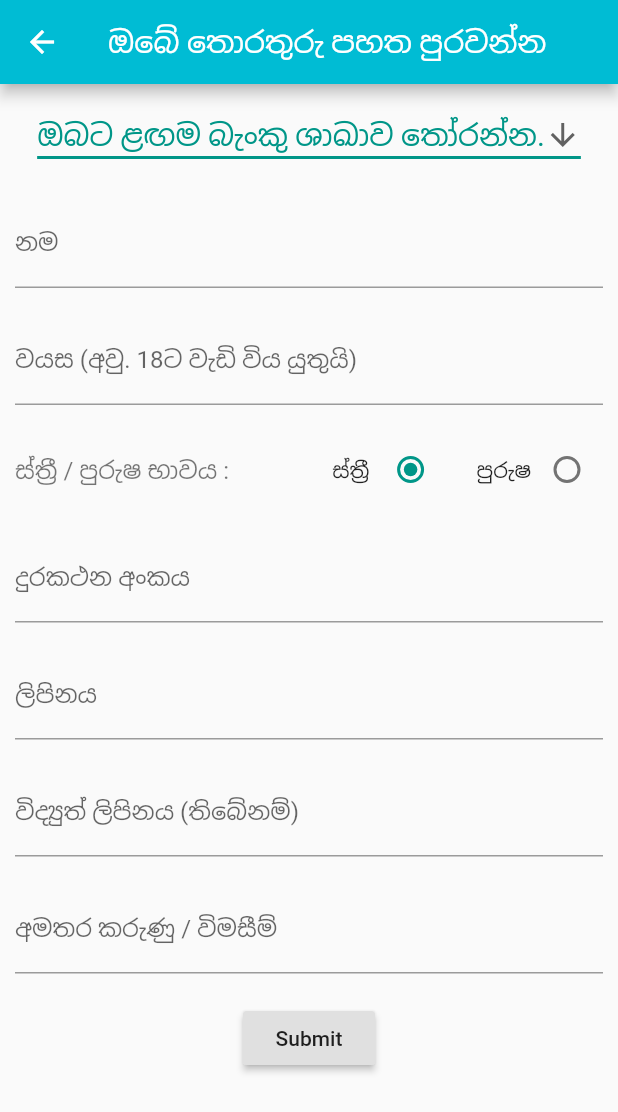
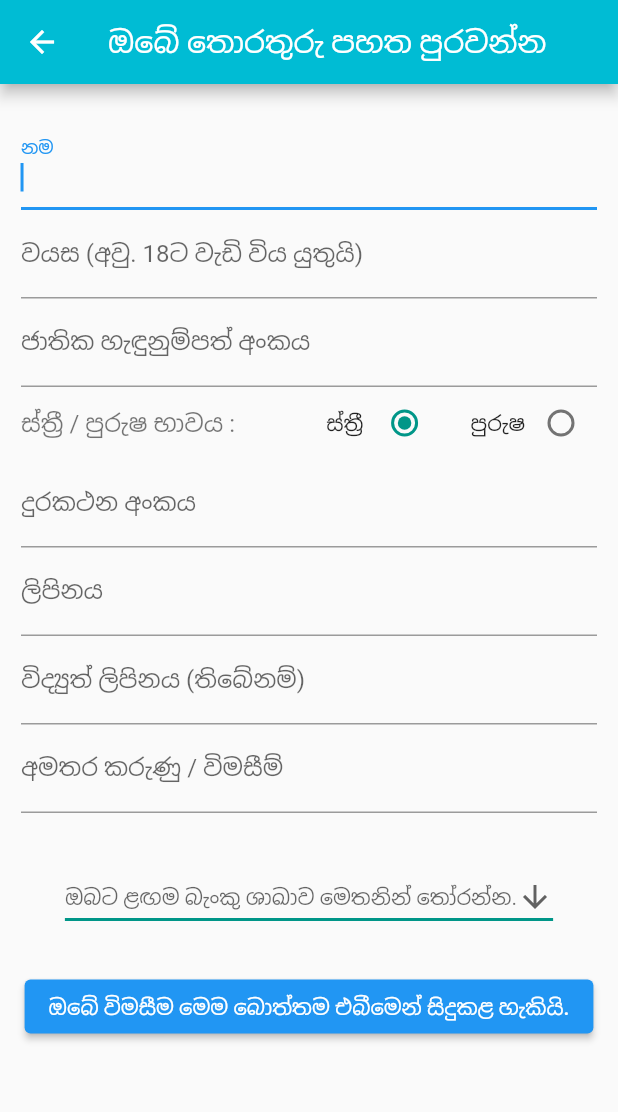
Before and after one commit to BlueZoft/HetarataFrontend, a Flutter app: the DisplayView screen opened directly with sample values from the repository, after a tap on "මෙම මූල්‍ය පහසුකම පිළිබඳ විමසීමට පිවිසෙන", on a phone screen of 412 x 824 dp. Shown: the top 1112 px of the screen. Run offline on Flutter 3.47's test engine with Material 2 defaults, Android fonts, the light colour scheme and no system bars; accounts and stored records are empty.

Commit message:
Third Commit 2022 March 19

```diff
--- a/lib/Btn1tap.dart
+++ b/lib/Btn1tap.dart
@@ -1,4 +1,3 @@
-import 'package:flutter/cupertino.dart';
 import 'package:flutter/material.dart';
 import 'loanData.dart';
 import 'LoanCard.dart';
--- a/lib/CustomerForm.dart
+++ b/lib/CustomerForm.dart
@@ -1,15 +1,6 @@
-import 'package:flutter/cupertino.dart';
+
 import 'package:flutter/material.dart';
 
-
-class CustomerForm extends StatefulWidget {
-  @override
-  CustomerFormState createState() {
-    return CustomerFormState();
-  }
-}
-
-class CustomerFormState extends State<CustomerForm> {
 
 String _name;
 String _age;
@@ -19,158 +10,150 @@ class CustomerFormState extends State<CustomerForm> {
 String _email;
 String _inquiry;
 
+// For the specific loan they looked at
+String _loaninterest;
+
+
+class CustomerForm extends StatefulWidget {
+  const CustomerForm({Key key}) : super(key: key);
+  @override
+  CustomerFormState createState() {
+    return CustomerFormState();
+
+  }}
+
+class CustomerFormState extends State<CustomerForm> {
   final _formKey = GlobalKey<FormState>();
 
-  String dropdownValue = 'ඔබට ළඟම බැංකු ශාඛාව තෝරන්න.';
-  int group = 1;
+  @override
+  Widget build(BuildContext context) {
 
-
-  Widget _buildname(){
-    return TextFormField(
-        decoration: InputDecoration(labelText: 'නම'),
-        validator: (String value) {
+    return Form(
+      key: _formKey,
+      child: Column(
+        children: <Widget>[
+          TextFormField(
+            autofocus: true,
+              decoration: InputDecoration(
+                  labelText: 'නම'),
+              validator: (value) {
                 if (value.isEmpty) {
-            return 'කරුණාකර තොරතුරු ඇතුළු කරන්න';}
+                  return 'මෙම තොරතුරු අවශ්‍යයි';}
                 else if(value.length < 4) {
                   return 'ඔබ යෙදූ නම කෙටි වැඩි ය.';}
-          return null;
-          },
+                return null;},
               onSaved: (String value) {
-          _name = value;
-    },
-    );
-  }
-  Widget _buildage(){
-    return TextFormField(
+                _name = value; }),
+
+          TextFormField(
             decoration: InputDecoration(
-            labelText: 'වයස (අවු. 18ට වැඩි විය යුතුයි)'
-        ),
-        validator: (String value) {
+                labelText: 'වයස (අවු. 18ට වැඩි විය යුතුයි)'),
+            validator: (value1) {
               int vAlue;
-          vAlue = int.parse(value);
-          if (value.isEmpty) {
-            return 'කරුණාකර තොරතුරු ඇතුළු කරන්න';}
+              vAlue = int.parse(value1);
+              if (value1.isEmpty) {
+                return 'මෙම තොරතුරු අවශ්‍යයි';}
               else if (vAlue<18 || vAlue > 99) {
-            return 'Please enter valid age ane';}
+                return 'වලංගු වයසක් ඇතුළත් කරන්න';}
               else {
                 return null;}},
-          onSaved: (String value) {
-          _age = value;
-        }
-    );
-  }
-  Widget _buildsex(){
-    return Row(
+            onSaved: (value1) {
+              _age = value1; },),
+
+          TextFormField(
+            decoration: InputDecoration(
+                labelText: 'ජාතික හැඳුනුම්පත් අංකය'),
+            validator: (value1) {
+              int vAlue;
+              vAlue = int.parse(value1);
+              if (value1.isEmpty) {
+                return 'මෙම තොරතුරු අවශ්‍යයි';}
+              else if (vAlue<18 || vAlue > 99) {
+                return 'වලංගු වයසක් ඇතුළත් කරන්න';}
+              else {
+                return null;}},
+            onSaved: (value1) {
+              _age = value1; },),
+
+          Row(
             children:[
               Expanded(
                 child:Text('ස්ත්‍රී / පුරුෂ භාවය :',
                   style: TextStyle(
                       color: Colors.black54,
-                fontSize: 16.0),),
-        ),
-
+                      fontSize: 16.0),),),
               Text('ස්ත්‍රී '),
               Radio(
                 value: 1,
-          groupValue: group,
+                groupValue:1,
                 activeColor: Colors.teal,
                 onChanged: (val){
                   setState(() {
-              group = val;});},
-        ),
+                    val = 1;});},),
               SizedBox(width: 20.0),
               Text('පුරුෂ'),
               Radio(
                 value: 2,
-          groupValue:group,
+                groupValue:1,
                 activeColor: Colors.teal,
                 onChanged: (val){
                   setState(() {
-              group = val;});},
-        ),
-      ],
-    );
-  }
-  Widget _buildtelephone(){
-    return TextFormField(
+                    val = 2;});},),],),
+
+          TextFormField(
             decoration: InputDecoration(
                 labelText: 'දුරකථන අංකය'),
-        validator: (value) {
+            validator: (value2) {
               String patttern = r'(^([0-9]{10}$)';
               RegExp regExp = new RegExp(patttern);
-          if (value.length == 0) {
-            return 'Please enter mobile number';
-          }
-          else if (!regExp.hasMatch(value)) {
-            return 'Please enter valid mobile number';
-          }
+              if (value2.length == 0) {
+                return 'මෙම තොරතුරු අවශ්‍යයි';}
+              else if (!regExp.hasMatch(value2)) {
+                return 'ඉලක්කම් 10ක් සහිත 0න් ආරම්භ වන වලංගු දුරකථන අංකයක් ඇතුළත් කරන්න';}
               else {
                 return null;}},
-        onSaved: (String value) {
-      _telephone = value;
-    }
-    );
-  }
-  Widget _buildaddress(){
-    return TextFormField(
+            onSaved: (value2) {
+              _telephone = value2; },),
+
+          TextFormField(
               decoration: InputDecoration(
                   labelText: 'ලිපිනය'),
-        validator: (value) {
-          if (value.isEmpty) {
-            return 'කරුණාකර තොරතුරු ඇතුළු කරන්න';
-          }
+              validator: (value3) {
+                if (value3.isEmpty) {
+                  return 'කරුණාකර තොරතුරු ඇතුළු කරන්න';}
                 else {
                   return null;}},
-        onSaved: (String value) {
-          _address = value;
-        }
-    );
-  }
-  Widget _buildemail(){
-    return TextFormField(
+              onSaved: (String value3) {
+                _address = value3;}),
+
+          TextFormField(
               decoration: InputDecoration(
                   labelText: 'විද්‍යුත් ලිපිනය (තිබේනම්)'),
-        validator: (value) {
-          if (value.isEmpty) {
-            return 'කරුණාකර තොරතුරු ඇතුළු කරන්න';
-          }
-          else {
-            return null;}},
-        onSaved: (String value) {
-          _email = value;
-        }
-    );
-  }
+              keyboardType: TextInputType.emailAddress,
+              validator: (value4) {if (value4.isEmpty) {
+                return "Enter email address";}
+              String p = "[a-zA-Z0-9\+\.\_\%\-\+]{1,256}" +
+                  "\\@" + "[a-zA-Z0-9][a-zA-Z0-9\\-]{0,64}" + "(" + "\\." +
+                  "[a-zA-Z0-9][a-zA-Z0-9\\-]{0,25}" + ")+";
+              RegExp regExp = new RegExp(p);
+              if (regExp.hasMatch(value4)) {
+                return null;}
+              else
+                return 'Email is not valid';},
+              onSaved: (value4) {
+                _email = value4;}),
 
-  Widget _buildinquiry(){
-    return TextFormField(
+          TextFormField(
               decoration: InputDecoration(
                   labelText: 'අමතර කරුණු / විමසීම්'),
-        onSaved: (String value) {
-          _inquiry = value;
-        }
+              onSaved: (value5) {
+                _inquiry = value5;}),
 
-    );
-  }
-  @override
-  Widget build(BuildContext context) {
+      Padding(
+        padding: const EdgeInsets.fromLTRB(0, 22, 0, 10),),
 
-    return Scaffold(
-      appBar: AppBar(
-          title: Text('ඔබේ තොරතුරු පහත පුරවන්න',
-            style: TextStyle(
-            fontSize: (20.0),),),
-          centerTitle: true,
-          backgroundColor: Colors.cyan,
-          shadowColor: Colors.tealAccent[50] ),
-      body:SingleChildScrollView(
-        child: Padding(
-          padding: const EdgeInsets.all(10.0),
-          child: Form(key: _formKey,
-            child: Column(
-                children: <Widget>[
           DropdownButton<String>(
-                      value: dropdownValue,
+              hint:Text ('ඔබට ළඟම බැංකු ශාඛාව මෙතනින් තෝරන්න.'),
               icon: Icon(Icons.arrow_downward),
               iconSize: 24,
               elevation: 16,
@@ -180,49 +163,32 @@ class CustomerFormState extends State<CustomerForm> {
                 color: Colors.teal,),
               onChanged: (String newValue) {
                 setState(() {
-                          dropdownValue = newValue;});
-                        },
-                      items: <String>['ඔබට ළඟම බැංකු ශාඛාව තෝරන්න.','Akkaraipattu', 'Agarapathana', 'Matara', 'Colombo','Anuradapura','havelock town','kochchi','ayyo','salaryyyy','balamu mokada wenne','deyiyandara','dewundara','nagarabada','haal pol','sirikurusa','wanaatha']
+                });},
+              //
+              items: <String>['Akkaraipattu', 'Agarapathana', 'Matara', 'Colombo','Anuradapura','havelock town','kochchi','ayyo','salaryyyy','balamu mokada wenne','deyiyandara','dewundara','nagarabada','haal pol','sirikurusa','wanaatha']
                   .map<DropdownMenuItem<String>>((String value) {
                     return DropdownMenuItem<String>(
                     value: value,
                     child: Text(value,
                       style: TextStyle(
-                                      fontSize: 20.0),
-                                  textAlign: TextAlign.center,));
+                          fontSize: 20.0), textAlign: TextAlign.center,));
               }).toList()),
-                  SizedBox(height:19.0),
-                  _buildname(),
-                  SizedBox(height:19.0),
-                  _buildage(),
-                  SizedBox(height:19.0),
-                  _buildsex(),
-                  SizedBox(height:19.0),
-                  _buildtelephone(),
-                  SizedBox(height:19.0),
-                  _buildaddress(),
-                  SizedBox(height:19.0),
-                  _buildemail(),
-                  SizedBox(height:19.0),
-                  _buildinquiry(),
-                  SizedBox(height:19.0),
-                  RaisedButton(
+
+
+          //
+          Padding(
+            padding: const EdgeInsets.fromLTRB(0, 25, 0, 0),),
+
+          ElevatedButton(
+
             onPressed: () {
-                      if (!_formKey.currentState.validate())
-                        return;
-                      else {
-                        Scaffold.of(context)
-                            .showSnackBar(SnackBar(content: Text('Processing Data')));
-                        _formKey.currentState.save();
-
-                      }
-
+              if (_formKey.currentState.validate()) {
+                ScaffoldMessenger.of(context).showSnackBar( SnackBar
+                  (content: Text("thorathuru"),duration: Duration(milliseconds: 900),),);}
               },
-                    child: Text('Submit'),),
-                ]
-            ),
-          ),
-        ),
+            child: Text('ඔබේ විමසීම මෙම බොත්තම එබීමෙන් සිදුකළ හැකියි.'),),
+        ],
       ),
     );
-  }}
+  }
+}
--- a/lib/DataDisplay.dart
+++ b/lib/DataDisplay.dart
@@ -1,8 +1,7 @@
-import 'package:flutter/cupertino.dart';
 import 'package:flutter/material.dart';
 import 'loanData.dart';
 import 'package:flutter_staggered_grid_view/flutter_staggered_grid_view.dart';
-import 'CustomerForm.dart';
+import 'Lastscreen.dart';
 
 
 class DisplayView extends StatelessWidget {
@@ -17,156 +16,95 @@ class DisplayView extends StatelessWidget {
       appBar: AppBar(
         title: Text(loan.lName,
         style: TextStyle(
-          fontSize: (25.0),
-                ),),
+          fontSize: (25.0),),),
         centerTitle: true,
         backgroundColor: Colors.cyan,
         shadowColor: Colors.tealAccent[50] ),
+
       body: StaggeredGridView.countBuilder(
         crossAxisCount: 1,
         itemCount: 1,
-          itemBuilder: (BuildContext context, int index) => Card(
-            elevation: 5.0,
-            color: Colors.white70,
-            child: Column(
-              children:  [ Padding(
+        itemBuilder: (BuildContext context, int index) =>  Column(
+          crossAxisAlignment: CrossAxisAlignment.stretch,
+            children:[Padding(
                   padding: const EdgeInsets.all(8.0),
                   child: Card(
                     color: Colors.white70,
                     elevation: 10.0,
-                  child: Center(
                       child: Padding(
                         padding: const EdgeInsets.all(10.0),
                         child: Text('කවුරුන් සඳහා ද? \n \n' + loan.forWho,
-                          style: TextStyle(
-                              fontSize: 16.0
-                          ),
+                            style: TextStyle(fontSize: 16.0,),
                             textAlign: TextAlign.center),
-                    ),
-                  ),
-                ),
-              ),
-
+                      ),),),
                 Padding(
                   padding: const EdgeInsets.all(8.0),
                   child: Card(
                     color: Colors.white70,
                     elevation: 10.0,
-
-                    child: Center(
                     child: Padding(
                       padding: const EdgeInsets.all(10.0),
                       child: Text('උපරිම ණය මුදල - \n \n' + loan.maxLimit,
-                            style: TextStyle(
-                                fontSize: 16.0
-                            ),
+                          style: TextStyle(fontSize: 16.0,),
                           textAlign: TextAlign.center),
-                      ),
-                    ),
-                  ),
-                ),
-
+                    ),),),
                 Padding(
                   padding: const EdgeInsets.all(8.0),
                   child: Card(
                     color: Colors.white70,
                     elevation: 10.0,
-                    child: Center(
                     child: Padding(
                       padding: const EdgeInsets.all(10.0),
                       child: Text('ණය පොළිය - \n \n' + loan.iRate,
-                            style: TextStyle(
-                                fontSize: 16.0
-                            ),
+                          style: TextStyle(fontSize: 16.0,),
                           textAlign: TextAlign.center),
-                      ),
-                    ),
-                  ),
-                ),
-
+                    ),),),
                 Padding(
                   padding: const EdgeInsets.all(8.0),
                   child: Card(
                     color: Colors.white70,
                     elevation: 10.0,
-
-                    child: Center(
                     child: Padding(
                       padding: const EdgeInsets.all(10.0),
                       child: Text('උපරිම ආපසු ගෙවීමේ කාල සීමාව - \n \n' + loan.maxRepay,
-                            style: TextStyle(
-                                fontSize: 16.0
-                            ),
+                          style: TextStyle(fontSize: 16.0,),
                           textAlign: TextAlign.center),
-                      ),
-                    ),
-                  ),
-                ),
-
+                    ),),),
                 Padding(
                   padding: const EdgeInsets.all(8.0),
                   child: Card(
                     color: Colors.white70,
                     elevation: 10.0,
-
-                    child: Center(
                     child: Padding(
                       padding: const EdgeInsets.all(10.0),
                       child: Text('සුදුසුකම් ලබන ව්‍යාපෘති/ව්‍යාපාර - \n \n' + loan.eligibles,
-                            style: TextStyle(
-                                fontSize: 16.0
-                            ),
-                            textAlign: TextAlign.justify),
+                          style: TextStyle(fontSize: 16.0,),
+                          textAlign: TextAlign.center),
+                    ),),),
+              ]),
 
-                      ),
-                    ),
-                  ),
-                ),
-
-              ]
-            ),
-          ),
         staggeredTileBuilder: (int index) =>
         new StaggeredTile.fit(1),
         mainAxisSpacing: 8.0,
-          crossAxisSpacing: 4.0,
-        ),
-
-
-
+        crossAxisSpacing: 4.0,),
 
       bottomNavigationBar: SizedBox(
         height: 70,
-               child: RaisedButton.icon(
-                 elevation: 10.0,
+        child: ElevatedButton.icon (
+          label: Expanded(
+            child: Text("මෙම මූල්‍ය පහසුකම පිළිබඳ විමසීමට පිවිසෙන්න...",
+              style: TextStyle(fontSize:18.0,),
+              textAlign: TextAlign.center,),),
+          icon: Icon(Icons.arrow_forward),
+          style: ButtonStyle(
+            backgroundColor: MaterialStateProperty.all<Color>(Colors.white70),
+            foregroundColor: MaterialStateProperty.all<Color>(Colors.blue),),
           onPressed: (){
             Navigator.push(
               context,
-                      MaterialPageRoute(builder: (context) => CustomerForm()
-                      ),
-                    );
-
-                  },
-                  label: Expanded(
-                    child: Text("මෙම මූල්‍ය පහසුකම පිළිබඳ විමසීමට පිවිසෙන්න...",
-                      style: TextStyle(
-                        fontSize:18.0,
-                      ),
-                      textAlign: TextAlign.center,
-
-                    ),
-                  ),
-                  icon: Icon(
-                    Icons.arrow_forward
-                  ),
-
-                  color:Colors.white70,
-                 splashColor: Colors.cyanAccent[200],
-
-
-                ),
+              MaterialPageRoute(builder: (context) => LastScreen()),
+            );},
       )
-
-        );
+        ),);
   }
 }
--- /dev/null
+++ b/lib/Lastscreen.dart
@@ -0,0 +1,20 @@
+import 'package:flutter/material.dart';
+import 'CustomerForm.dart';
+
+
+class LastScreen extends StatelessWidget {
+  @override
+  Widget build(BuildContext context) {
+    return Scaffold(
+        appBar: AppBar(
+          title: Text('ඔබේ තොරතුරු පහත පුරවන්න',
+            style: TextStyle(
+              fontSize: (20.0),),),
+          centerTitle: true,
+          backgroundColor: Colors.cyan,
+          shadowColor: Colors.tealAccent[50] ),
+        body:SingleChildScrollView(
+          child:Padding(
+            padding: const EdgeInsets.fromLTRB(14, 25, 14, 0),
+            child:CustomerForm()
+        )),);}}
--- a/lib/main.dart
+++ b/lib/main.dart
@@ -1,5 +1,3 @@
-
-import 'package:flutter/cupertino.dart';
 import 'package:flutter/material.dart';
 import 'Screen2.dart';
 
@@ -33,8 +31,7 @@ void main()=> runApp(MaterialApp(
                    context,
                    MaterialPageRoute(builder: (context) => Screen2()
                    ),
-                 );
-               },
+                 );},
             );
           }
         ),
```
Also changed, not shown: lib/LoanCard.dart (+5 -18 lines), lib/Screen2.dart (+41 -75 lines), lib/loanData.dart (+27 -12 lines), pubspec.lock, 1 other file. Lines whose indentation alone changed are shown as unchanged.
